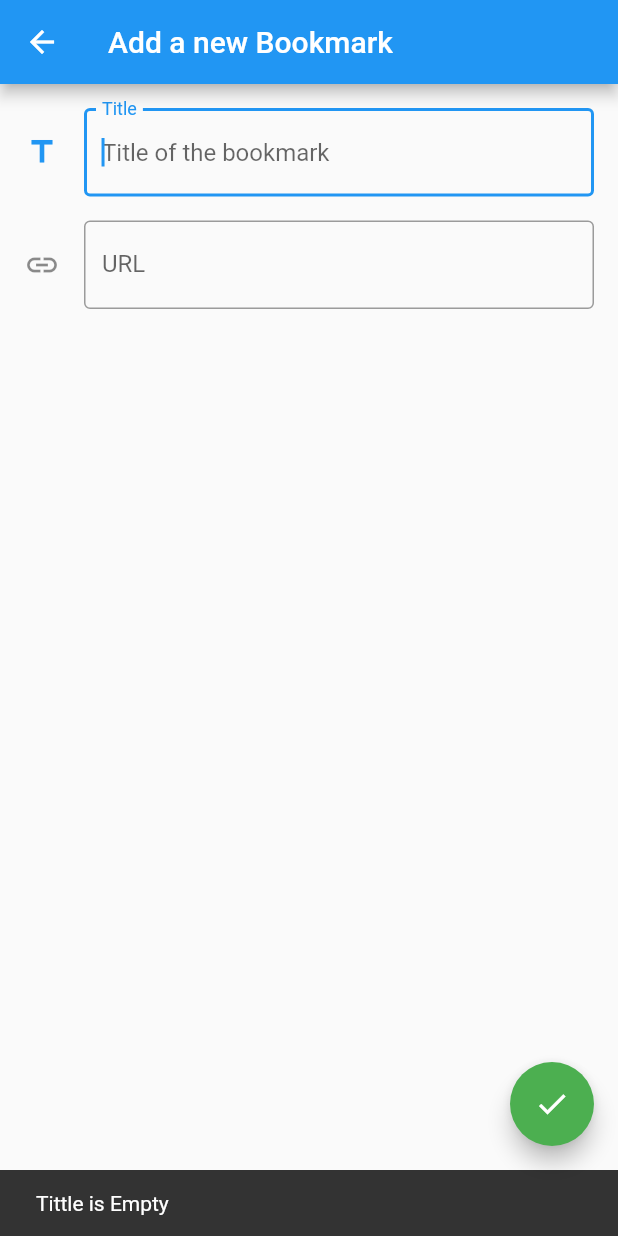
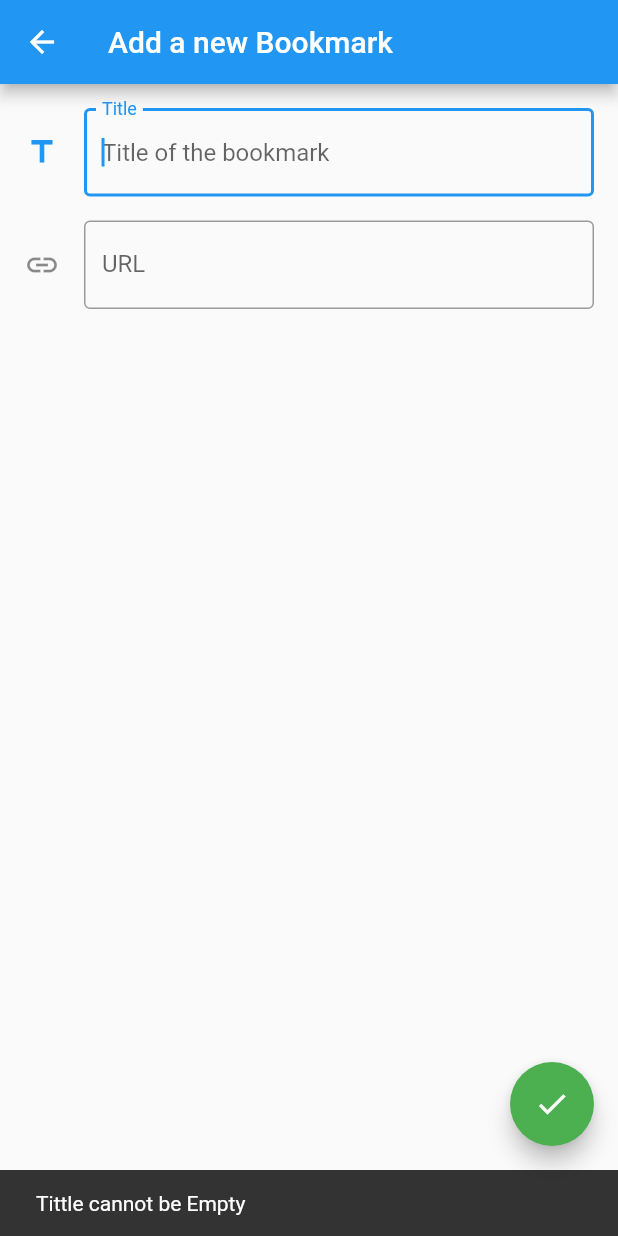
Before and after one commit to Dablaze-ufc/My-BookMark-App, a Flutter app: the AddBookMarkPage screen opened directly, after a tap on the "check" icon, on a phone screen of 412 x 824 dp. Run offline on Flutter 3.47's test engine with Material 2 defaults, Android fonts, the phone set to English and light mode, and no system bars; our stand-ins replace webview_flutter.

```diff
--- a/lib/page/add_bookmark_page.dart
+++ b/lib/page/add_bookmark_page.dart
@@ -1,4 +1,5 @@
 import 'package:flutter/material.dart';
+import 'package:new_project/model/bookmark.dart';
 
 class AddBookMarkPage extends StatefulWidget {
   @override
@@ -25,6 +26,7 @@ class _AddBookMarkPageState extends State<AddBookMarkPage> {
             String link = _linkTextController.text;
             Scaffold.of(context).hideCurrentSnackBar();
             if (isInputValid(title, link)) {
+              Navigator.pop(context, Bookmark(title, link));
             } else {
               showInputError(context, title, link);
             }
@@ -82,9 +84,9 @@ class _AddBookMarkPageState extends State<AddBookMarkPage> {
 
   void showInputError(BuildContext context, String title, String link) {
     if (title.isEmpty) {
-      displaySnackBar(context, "Tittle is Empty");
+      displaySnackBar(context, "Tittle cannot be Empty");
     } else if (link.isEmpty) {
-      displaySnackBar(context, "Link is Empty");
+      displaySnackBar(context, "Link cannot be Empty");
     }
   }
 
--- a/lib/widgets/bookmark_list_item_widget.dart
+++ b/lib/widgets/bookmark_list_item_widget.dart
@@ -13,7 +13,7 @@ class BookmarkListItemWidget extends StatelessWidget {
     return Padding(
       padding: const EdgeInsets.all(12),
       child: InkWell(
-        onTap: () => navigate(context, ViewBookmarkedPage()),
+        onTap: () => navigateToBookmarkDetailPage(context),
         child: Column(
           crossAxisAlignment: CrossAxisAlignment.start,
           children: [
```
Also changed, not shown: lib/page/bookmarks_page.dart (+15 -4 lines), lib/util/navigation_util.dart (+9 -2 lines), lib/widgets/bookmark_list_widget.dart (+9 -4 lines).
